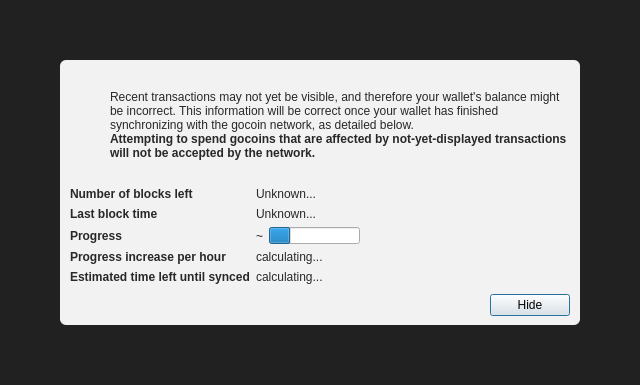
Old version of the form src/qt/forms/modaloverlay.ui in the repository versacoin/versacoin.
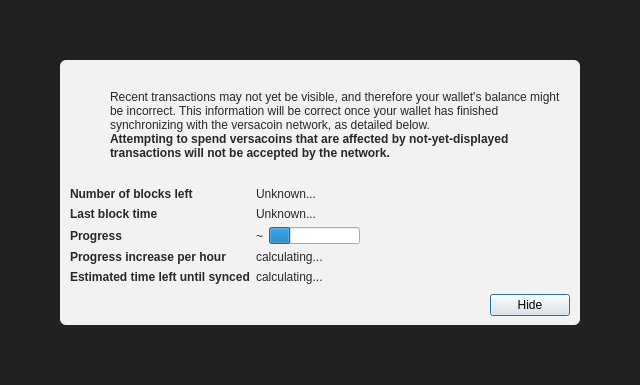
New version of the form. Icons and pictures are not drawn. Custom widgets are drawn as their Qt base class.

What changed in the file:
```diff
--- a/src/qt/forms/modaloverlay.ui
+++ b/src/qt/forms/modaloverlay.ui
@@ -130,7 +130,7 @@
              <item>
               <widget class="QLabel" name="infoText">
                <property name="text">
-                <string>Recent transactions may not yet be visible, and therefore your wallet's balance might be incorrect. This information will be correct once your wallet has finished synchronizing with the gocoin network, as detailed below.</string>
+                <string>Recent transactions may not yet be visible, and therefore your wallet's balance might be incorrect. This information will be correct once your wallet has finished synchronizing with the versacoin network, as detailed below.</string>
                </property>
                <property name="textFormat">
                 <enum>Qt::RichText</enum>
@@ -149,7 +149,7 @@
                 </font>
                </property>
                <property name="text">
-                <string>Attempting to spend gocoins that are affected by not-yet-displayed transactions will not be accepted by the network.</string>
+                <string>Attempting to spend versacoins that are affected by not-yet-displayed transactions will not be accepted by the network.</string>
                </property>
                <property name="textFormat">
                 <enum>Qt::RichText</enum>
```
